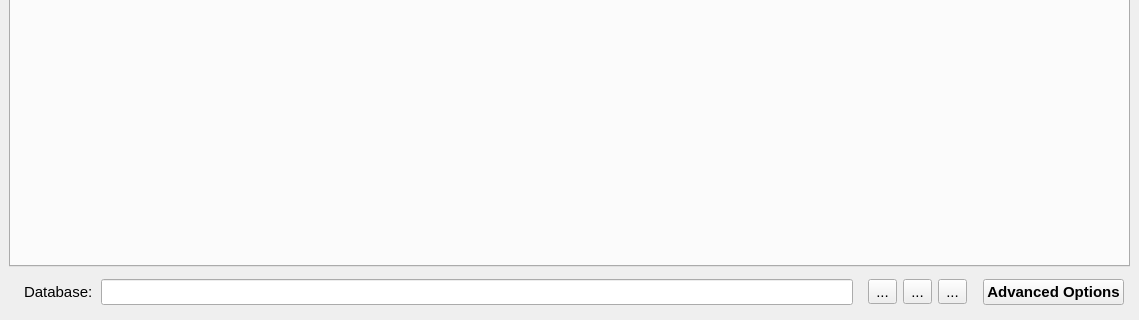
This is helmholtz/gui/ui/mainwindow.ui in lnls-ima/helmholtz-coil-control as Qt 5 draws it before an edit; both pictures show x 0 to 1139 and y 504 to 824 of the 1139 by 824 pixel window. The edited form follows.
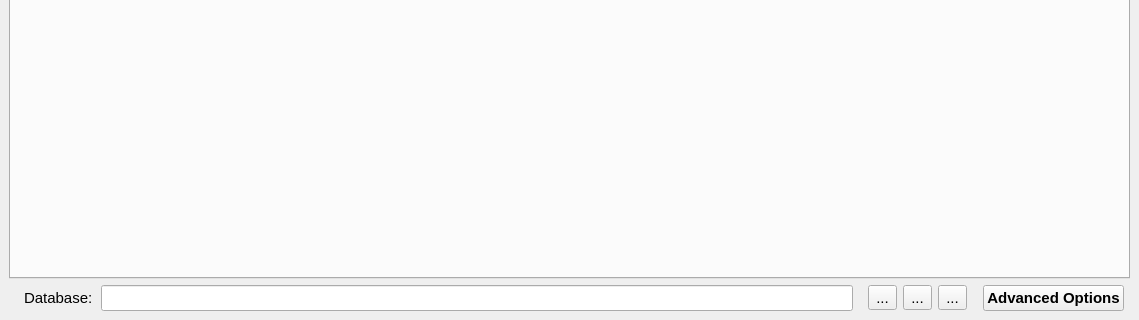
This is the edited form. The open tabs and pages were chosen to show the change. Icons and pictures are not drawn.

```diff
--- a/helmholtz/gui/ui/mainwindow.ui
+++ b/helmholtz/gui/ui/mainwindow.ui
@@ -43,13 +43,13 @@
        <number>6</number>
       </property>
       <property name="topMargin">
-       <number>6</number>
+       <number>0</number>
       </property>
       <property name="rightMargin">
        <number>6</number>
       </property>
       <property name="bottomMargin">
-       <number>6</number>
+       <number>0</number>
       </property>
       <item>
        <widget class="QFrame" name="frame">
```
Left out of the diff: 2 changed lines with no effect on the pictures.
